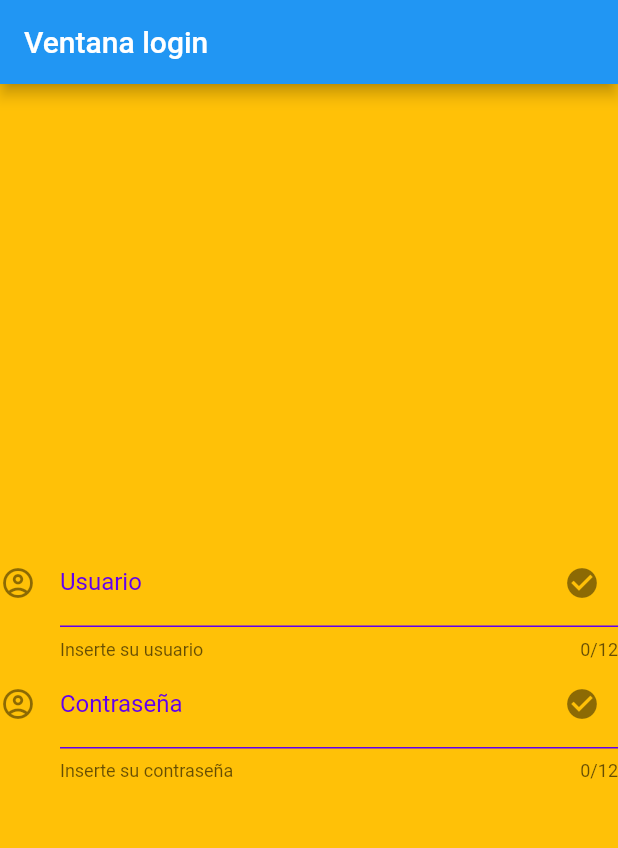
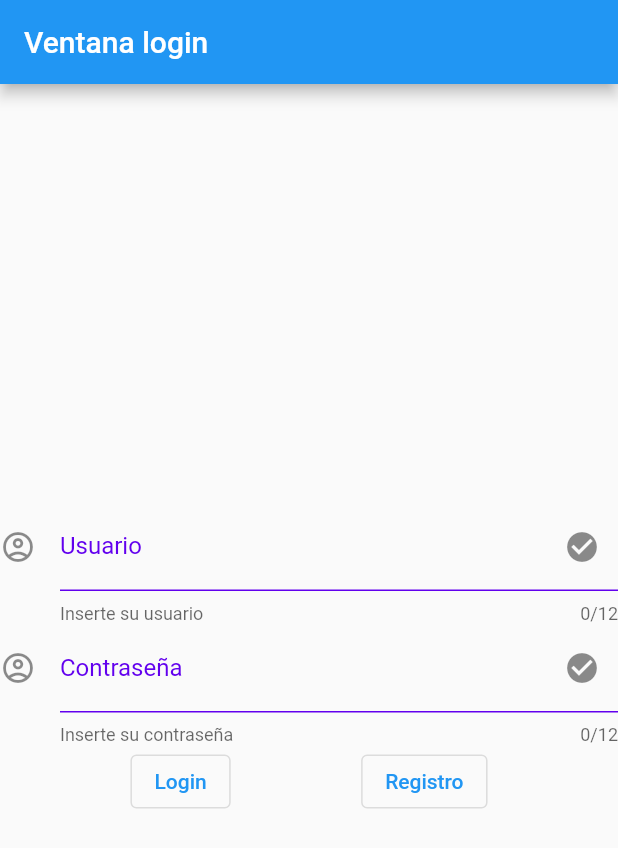
Before and after one commit to CarlosAbaloC/FlutterChatCasa, a Flutter app: the screen it shows after launch, on a phone screen of 412 x 824 dp. Shown: the top 848 px of the screen. Run offline on Flutter 3.47's test engine with Material 2 defaults, Android fonts, the phone set to English and light mode, and no system bars.

Commit message:
Video Botones

```diff
--- a/lib/src/App.dart
+++ b/lib/src/App.dart
@@ -3,6 +3,7 @@
 import 'package:flutter/material.dart';
 import 'package:flutter_chat_casa/src/custom_views/NameBox.dart';
 import 'package:flutter_chat_casa/src/login_views/LoginView.dart';
+import 'package:flutter_chat_casa/src/login_views/RegisterView.dart';
 
 class App extends StatelessWidget{
 
--- a/lib/src/login_views/LoginView.dart
+++ b/lib/src/login_views/LoginView.dart
@@ -20,7 +20,7 @@ class LoginView extends StatelessWidget{
       appBar: AppBar( //Muestra la barra superior
         title: Text("Ventana login"),
       ),
-      backgroundColor: Colors.amber,
+      //backgroundColor: Colors.white38,
       body: Center( //Alinea el texto al centro
         child: Column(
           mainAxisAlignment: MainAxisAlignment.center,
@@ -29,15 +29,30 @@ class LoginView extends StatelessWidget{
               iLongitudPalabra: 12, //Se puede o no definir, si no, usa el valor por defecto
               sHelperText: "Inserte su usuario",
               sTitulo: "Usuario",
-              icIzquierda: Icon(Icons.account_circle_outlined),
-              icDerecha: Icon(Icons.check_circle),
+              icIzquierda: Icon(Icons.account_circle_outlined)
             ),
             RFInputText(
               iLongitudPalabra: 12, //Se puede o no definir, si no, usa el valor por defecto
               sHelperText: "Inserte su contraseña",
               sTitulo: "Contraseña",
-              icIzquierda: Icon(Icons.account_circle_outlined),
-              icDerecha: Icon(Icons.check_circle),
+              icIzquierda: Icon(Icons.account_circle_outlined)
+            ),
+            Row(
+              mainAxisAlignment: MainAxisAlignment.spaceEvenly, //Los coloca a distancia
+              children: [
+                OutlinedButton(
+                    onPressed: () {
+                    print("------------>>>>>>LOGIN");
+                    },
+                    child: Text("Login")
+                ),
+                OutlinedButton(
+                    onPressed: () {
+                      print("------------>>>>>>Registro");
+                    },
+                    child: Text("Registro")
+                ),
+              ],
             ),
           ],
         ),
```
Also changed, not shown: lib/src/login_views/RegisterView.dart (added, +67 -0 lines).
